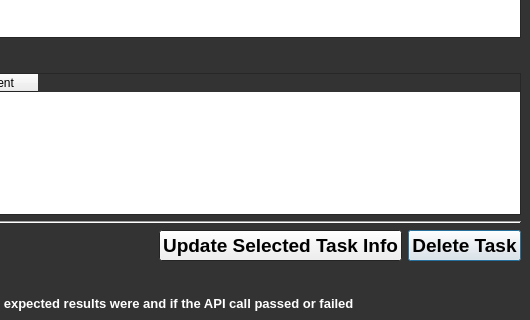
First picture: the form in TAEval-Client/apiwindow.ui, repository wfairclough/TAE, before the edit; both pictures show x 509 to 1039 and y 320 to 640 of the 1039 by 640 pixel window.
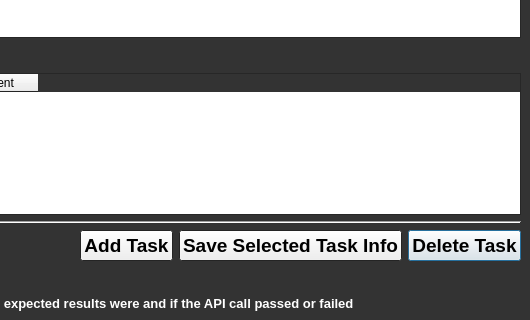
Second picture: the form after the edit.

Commit message: Add Task Button adds rows to the taskTable

The edit to the form file:
```diff
--- a/TAEval-Client/apiwindow.ui
+++ b/TAEval-Client/apiwindow.ui
@@ -480,10 +480,17 @@
                </property>
               </spacer>
              </item>
+             <item>
+              <widget class="QPushButton" name="mt_addTask">
+               <property name="text">
+                <string>Add Task</string>
+               </property>
+              </widget>
+             </item>
              <item>
               <widget class="QPushButton" name="mt_update">
                <property name="text">
-                <string>Update Selected Task Info</string>
+                <string>Save Selected Task Info</string>
                </property>
               </widget>
              </item>
```
The commit also changes 2 other files.
